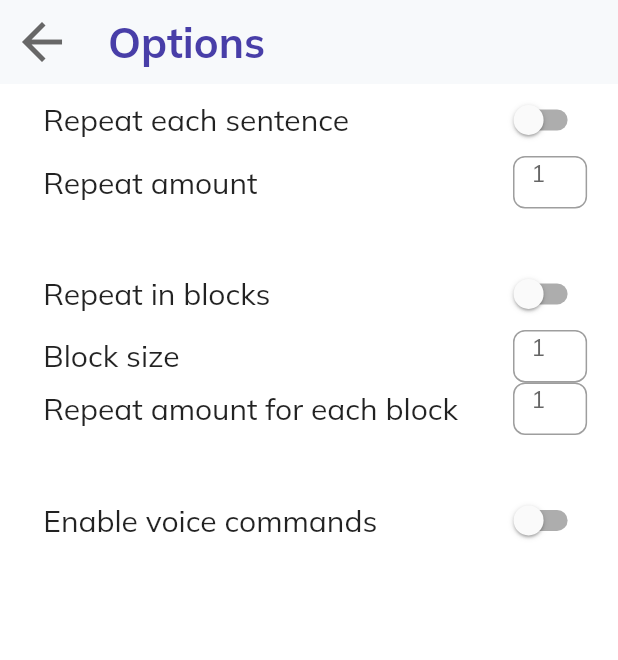
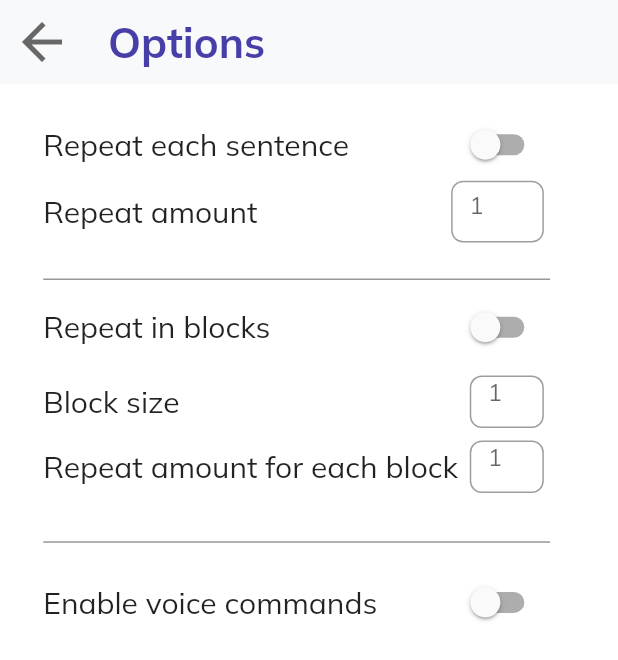
Before and after one commit to InnoSWP/InnoMemorizerApp, a Flutter app: the OptionsScreen screen opened directly, on a phone screen of 412 x 824 dp. Shown: the top 660 px of the screen. Run offline on Flutter 3.47's test engine with Material 2 defaults, Android fonts, the phone set to English and light mode, and no system bars; our stand-ins replace dio, dotted_border, file_picker, google_fonts, scrollable_positioned_list, shared_preferences and 1 more; missing offline and left inert: alan_voice, pdf_text; accounts and stored records are empty.

Commit message:
added all options & some design improvements in options

```diff
--- a/lib/widgets/options.dart
+++ b/lib/widgets/options.dart
@@ -1,6 +1,5 @@
 import 'package:flutter/material.dart';
 import 'package:flutter/services.dart';
-import 'package:toggle_switch/toggle_switch.dart';
 import '../common/theme.dart';
 import 'package:shared_preferences/shared_preferences.dart';
 
@@ -12,54 +11,101 @@ class OptionsScreen extends StatefulWidget {
 }
 
 class _OptionsScreenState extends State<OptionsScreen> {
-  var _numberOfRepetitions = 1;
-  var _repeatEverySentence = false;
-  var _enableVoiceCommand = false;
-  var _repeatInBlocks = false;
+  int _numberOfRepetitions = 1;
+  int _numberOfBlockRepetitions = 1;
+  int _blockSize = 1;
+  bool _repeatEverySentence = false;
+  bool _enableVoiceCommand = false;
+  bool _repeatInBlocks = false;
 
-  final TextEditingController _repetitionsController = TextEditingController();
+  final Future<SharedPreferences> _prefs = SharedPreferences.getInstance();
+
+  final TextEditingController _repeatAmountController = TextEditingController();
+  final TextEditingController _blockSizeController = TextEditingController();
+  final TextEditingController _blockRepeatAmountController =
+      TextEditingController();
 
   @override
   void initState() {
     loadNumberOfRepetitions();
     loadRepeatingEverySentence();
+    loadNumberOfBlockRepetitions();
+    loadBlockSize();
+    loadRepeatInBlocks();
     loadEnabledVoiceCommands();
     super.initState();
   }
 
   void loadNumberOfRepetitions() async {
-    SharedPreferences prefs = await SharedPreferences.getInstance();
+    final SharedPreferences prefs = await _prefs;
     setState(() {
       _numberOfRepetitions = (prefs.getInt('numberOfRepetitions') ?? 1);
     });
   }
 
+  void loadNumberOfBlockRepetitions() async {
+    final SharedPreferences prefs = await _prefs;
+    setState(() {
+      _numberOfBlockRepetitions =
+          (prefs.getInt('numberOfBlockRepetitions') ?? 1);
+    });
+  }
+
+  void loadBlockSize() async {
+    final SharedPreferences prefs = await _prefs;
+    setState(() {
+      _blockSize = (prefs.getInt('blockSize') ?? 1);
+    });
+  }
+
   void loadRepeatingEverySentence() async {
-    SharedPreferences prefs = await SharedPreferences.getInstance();
+    final SharedPreferences prefs = await _prefs;
     setState(() {
       _repeatEverySentence = (prefs.getBool('repeatEverySentence') ?? false);
     });
   }
 
   void loadEnabledVoiceCommands() async {
-    SharedPreferences prefs = await SharedPreferences.getInstance();
+    final SharedPreferences prefs = await _prefs;
     setState(() {
       _enableVoiceCommand = (prefs.getBool('enableVoiceCommand') ?? false);
     });
   }
 
+  void loadRepeatInBlocks() async {
+    final SharedPreferences prefs = await _prefs;
+    setState(() {
+      _repeatInBlocks = (prefs.getBool('repeatInBlocks') ?? false);
+    });
+  }
+
   void setNumberOfRepetitions(int val) async {
-    SharedPreferences prefs = await SharedPreferences.getInstance();
+    final SharedPreferences prefs = await _prefs;
     prefs.setInt('numberOfRepetitions', val);
   }
 
+  void setBlockSize(int val) async {
+    final SharedPreferences prefs = await _prefs;
+    prefs.setInt('blockSize', val);
+  }
+
+  void setNumberOfBlockRepetitions(int val) async {
+    final SharedPreferences prefs = await _prefs;
+    prefs.setInt('numberOfBlockRepetitions', val);
+  }
+
   void setRepeatingEverySentence(bool val) async {
-    SharedPreferences prefs = await SharedPreferences.getInstance();
+    final SharedPreferences prefs = await _prefs;
     prefs.setBool('repeatEverySentence', val);
   }
 
+  void setRepeatInBlocks(bool val) async {
+    final SharedPreferences prefs = await _prefs;
+    prefs.setBool('repeatInBlocks', val);
+  }
+
   void setEnabledVoiceCommands(bool val) async {
-    SharedPreferences prefs = await SharedPreferences.getInstance();
+    final SharedPreferences prefs = await _prefs;
     prefs.setBool('enableVoiceCommand', val);
   }
 
@@ -73,11 +119,24 @@ class _OptionsScreenState extends State<OptionsScreen> {
             icon: const Icon(Icons.arrow_back,
                 color: CustomColors.greyText, size: 40),
             onPressed: () async {
-              setNumberOfRepetitions(
-                  int.tryParse(_repetitionsController.value.text.toString()) ??
+              if (_repeatAmountController.text.isNotEmpty) {
+                setNumberOfRepetitions(int.tryParse(
+                        _repeatAmountController.value.text.toString()) ??
                     1);
+              }
               setRepeatingEverySentence(_repeatEverySentence);
               setEnabledVoiceCommands(_enableVoiceCommand);
+              setRepeatInBlocks(_repeatInBlocks);
+              if (_blockSizeController.text.isNotEmpty) {
+                setBlockSize(
+                    int.tryParse(_blockSizeController.value.text.toString()) ??
+                        1);
+              }
+              if (_blockRepeatAmountController.text.isNotEmpty) {
+                setNumberOfBlockRepetitions(int.tryParse(
+                        _blockRepeatAmountController.value.text.toString()) ??
+                    1);
+              }
               Navigator.of(context).pop();
             },
           ),
@@ -88,8 +147,10 @@ class _OptionsScreenState extends State<OptionsScreen> {
                   fontSize: 28)),
         ),
         body: Container(
-            padding:
-            EdgeInsets.only(left: MediaQuery.of(context).size.width * 0.07),
+            padding: EdgeInsets.only(
+                left: MediaQuery.of(context).size.width * 0.07,
+                right: MediaQuery.of(context).size.width * 0.07,
+                top: MediaQuery.of(context).size.height * 0.02),
             child: Column(
               children: [
                 Row(
@@ -119,15 +180,15 @@ class _OptionsScreenState extends State<OptionsScreen> {
                     Container(
                       padding: EdgeInsets.only(
                           right: MediaQuery.of(context).size.width * 0.05),
-                      height: 35,
-                      width: 70,
+                      height: MediaQuery.of(context).size.height * 0.05,
+                      width: MediaQuery.of(context).size.width * 0.2,
                       child: TextField(
                         keyboardType: TextInputType.number,
                         inputFormatters: <TextInputFormatter>[
                           FilteringTextInputFormatter.allow(RegExp(r'[0-9]')),
                           FilteringTextInputFormatter.digitsOnly
                         ],
-                        controller: _repetitionsController,
+                        controller: _repeatAmountController,
                         maxLines: 1,
                         decoration: InputDecoration(
                             border: OutlineInputBorder(
@@ -145,14 +206,13 @@ class _OptionsScreenState extends State<OptionsScreen> {
                     ),
                   ],
                 ),
-
-
-
-                Padding(
-                  padding: EdgeInsets.only(
-                    top: MediaQuery.of(context).size.height * 0.04,
+                SizedBox(height: MediaQuery.of(context).size.height * 0.02),
+                Divider(
+                  endIndent: MediaQuery.of(context).size.width * 0.04,
+                  thickness: 1,
+                  color: CustomColors.greyBorder,
                 ),
-                  child: Row(
+                Row(
                   children: [
                     const Expanded(
                       child: Text('Repeat in blocks',
@@ -167,16 +227,14 @@ class _OptionsScreenState extends State<OptionsScreen> {
                               setState(() {
                                 _repeatInBlocks ^= true;
                               });
-                              }
-                          ))
+                            }))
                   ],
                 ),
-                ),
+                SizedBox(height: MediaQuery.of(context).size.height * 0.01),
                 Row(
                   children: [
                     const Expanded(
-                      child:
-                      Text('Block size', style: TextStyle(fontSize: 20)),
+                      child: Text('Block size', style: TextStyle(fontSize: 20)),
                     ),
                     Container(
                       padding: EdgeInsets.only(
@@ -189,7 +247,7 @@ class _OptionsScreenState extends State<OptionsScreen> {
                           FilteringTextInputFormatter.allow(RegExp(r'[0-9]')),
                           FilteringTextInputFormatter.digitsOnly
                         ],
-                        //controller: _repetitionsController,
+                        controller: _blockSizeController,
                         maxLines: 1,
                         decoration: InputDecoration(
                             border: OutlineInputBorder(
@@ -202,16 +260,17 @@ class _OptionsScreenState extends State<OptionsScreen> {
                                   color: CustomColors.darkBlueBorder),
                               borderRadius: BorderRadius.circular(8),
                             ),
-                            hintText: '1'),
+                            hintText: _blockSize.toString()),
                       ),
                     ),
                   ],
                 ),
+                SizedBox(height: MediaQuery.of(context).size.height * 0.01),
                 Row(
                   children: [
                     const Expanded(
-                      child:
-                      Text('Repeat amount for each block', style: TextStyle(fontSize: 20)),
+                      child: Text('Repeat amount for each block',
+                          style: TextStyle(fontSize: 20)),
                     ),
                     Container(
                       padding: EdgeInsets.only(
@@ -224,7 +283,7 @@ class _OptionsScreenState extends State<OptionsScreen> {
                           FilteringTextInputFormatter.allow(RegExp(r'[0-9]')),
                           FilteringTextInputFormatter.digitsOnly
                         ],
-                        //controller: _repetitionsController,
+                        controller: _blockRepeatAmountController,
                         maxLines: 1,
                         decoration: InputDecoration(
                             border: OutlineInputBorder(
@@ -237,16 +296,20 @@ class _OptionsScreenState extends State<OptionsScreen> {
                                   color: CustomColors.darkBlueBorder),
                               borderRadius: BorderRadius.circular(8),
                             ),
-                            hintText: '1'),
+                            hintText: _numberOfBlockRepetitions.toString()),
                       ),
                     ),
                   ],
                 ),
-
-
+                SizedBox(height: MediaQuery.of(context).size.height * 0.03),
+                Divider(
+                  endIndent: MediaQuery.of(context).size.width * 0.04,
+                  thickness: 1,
+                  color: CustomColors.greyBorder,
+                ),
                 Padding(
                   padding: EdgeInsets.only(
-                    top: MediaQuery.of(context).size.height * 0.04,
+                    top: MediaQuery.of(context).size.height * 0.01,
                   ),
                   child: Row(
                     children: [
@@ -271,32 +334,3 @@ class _OptionsScreenState extends State<OptionsScreen> {
             )));
   }
 }
-
-class MyToggle extends StatelessWidget {
-  const MyToggle({Key? key, required this.onToggleHandler}) : super(key: key);
-
-  final Function(void) onToggleHandler;
-
-  final Color color1 = Colors.white;
-  final Color color2 = CustomColors.primary;
-
-  @override
-  Widget build(context) {
-    return ToggleSwitch(
-      //minWidth: MediaQuery.of(context).size.width * 0.34,
-      //minHeight: MediaQuery.of(context).size.height * 0.04,
-        cornerRadius: 40.0,
-        activeBgColors: const [
-          [CustomColors.primary],
-          [CustomColors.primary]
-        ],
-        inactiveBgColor: CustomColors.background,
-        //initialLabelIndex: _initialIndex,
-        totalSwitches: 2,
-        borderColor: const [CustomColors.primary, CustomColors.primary],
-        borderWidth: 2,
-        //labels: const ['Paste text', 'Upload'],
-        radiusStyle: true,
-        onToggle: onToggleHandler);
-  }
-}
```
Lines whose indentation alone changed are shown as unchanged.
